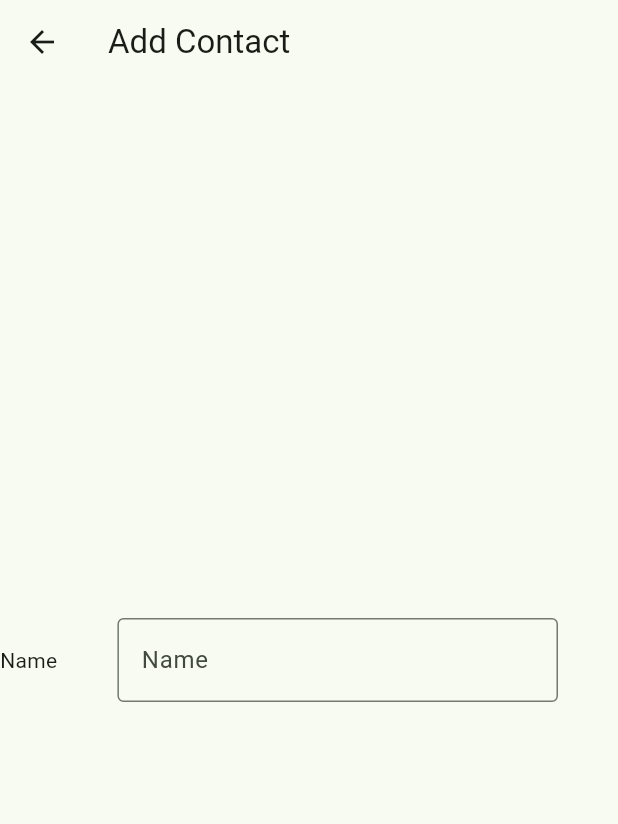
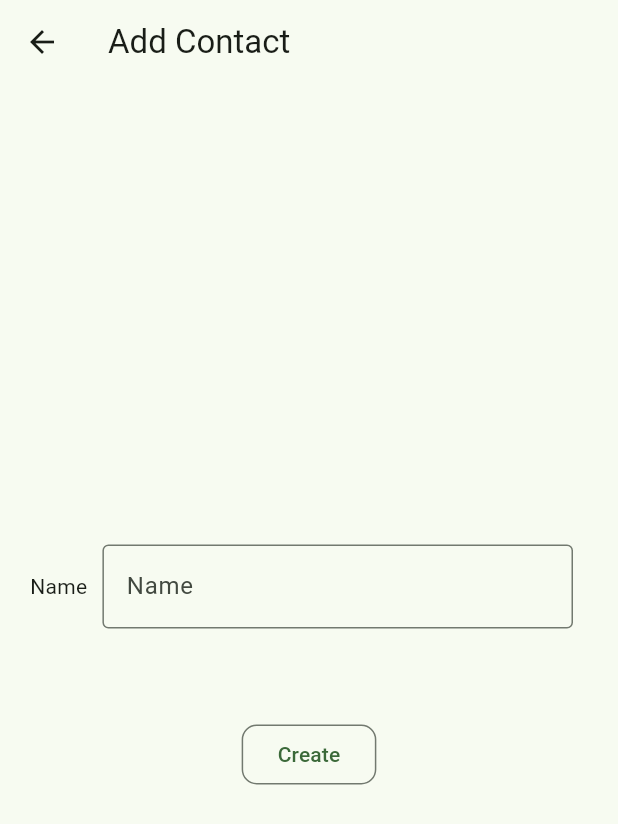
Before and after one commit to adenteo/flutter_test_app, a Flutter app: the screen it shows after launch, scrolled down 576 dp, after a tap on the "add" icon, on a phone screen of 412 x 824 dp. Shown: the top 824 px of the screen. Run offline on Flutter 3.47's test engine with Material 3 defaults, Android fonts, the phone set to English and light mode, and no system bars; network calls fail.

Commit message:
Complete UI implementation

```diff
--- a/lib/src/app/demo_app.dart
+++ b/lib/src/app/demo_app.dart
@@ -51,6 +51,8 @@ class HomePage extends StatelessWidget {
         body: const CustomScrollView(slivers: [
           SliverFillRemaining(
               hasScrollBody: false,
+              child: Padding(
+                padding: EdgeInsets.all(20.0),
                 child: Column(
                   children: [
                     UserContactItem(
@@ -102,6 +104,7 @@ class HomePage extends StatelessWidget {
                         email: 'adenteo@gmail.com',
                         avatarUrl: 'https://picsum.photos/250?image=9'),
                   ],
+                ),
               ))
         ]));
   }
--- a/lib/src/ui/user/add_contact.dart
+++ b/lib/src/ui/user/add_contact.dart
@@ -10,13 +10,59 @@ class AddContact extends StatelessWidget {
         title: const Text('Add Contact'),
       ),
       body: const Center(
-        child: Row(
+        child: Padding(
+          padding: EdgeInsets.all(20.0),
+          child: Column(
+            mainAxisAlignment: MainAxisAlignment.center,
+            children: [
+              ContactNameInput(),
+              SizedBox(height: 50),
+              CreateContactButton()
+            ],
+          ),
+        ),
+      ),
+    );
+  }
+}
+
+class CreateContactButton extends StatelessWidget {
+  const CreateContactButton({
+    super.key,
+  });
+
+  @override
+  Widget build(BuildContext context) {
+    return OutlinedButton(
+      style: ButtonStyle(
+        shape: MaterialStateProperty.all<RoundedRectangleBorder>(
+          RoundedRectangleBorder(
+            borderRadius: BorderRadius.circular(10.0),
+          ),
+        ),
+      ),
+      onPressed: () {
+        debugPrint('Received click');
+      },
+      child: const Text('Create'),
+    );
+  }
+}
+
+class ContactNameInput extends StatelessWidget {
+  const ContactNameInput({
+    super.key,
+  });
+
+  @override
+  Widget build(BuildContext context) {
+    return const Row(
       children: [
         // SizedBox(width: 10),
         Text('Name'),
         Expanded(
           child: Padding(
-                padding: EdgeInsets.all(40.0),
+            padding: EdgeInsets.all(10.0),
             child: TextField(
               decoration: InputDecoration(
                 border: OutlineInputBorder(),
@@ -26,8 +72,6 @@ class AddContact extends StatelessWidget {
           ),
         ),
       ],
-        ),
-      ),
     );
   }
 }
--- a/lib/src/ui/user/user_contact_item.dart
+++ b/lib/src/ui/user/user_contact_item.dart
@@ -30,9 +30,7 @@ class _UserContactButton extends StatelessWidget {
     return Row(
       mainAxisAlignment: MainAxisAlignment.end,
       children: [
-        Padding(
-          padding: const EdgeInsets.only(right: 20.0),
-          child: OutlinedButton(
+        OutlinedButton(
           style: ButtonStyle(
             shape: MaterialStateProperty.all<RoundedRectangleBorder>(
               RoundedRectangleBorder(
@@ -44,7 +42,6 @@ class _UserContactButton extends StatelessWidget {
             debugPrint('Received click');
           },
           child: const Text('Call'),
-          ),
         ),
       ],
     );
```
Lines whose indentation alone changed are shown as unchanged.
